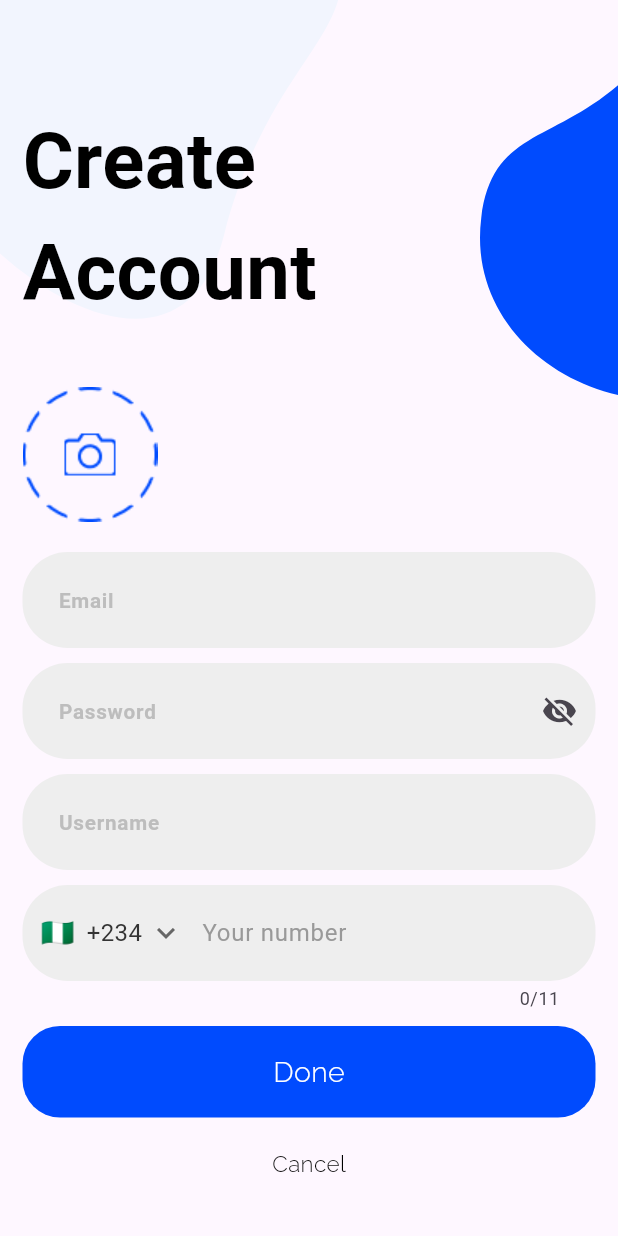
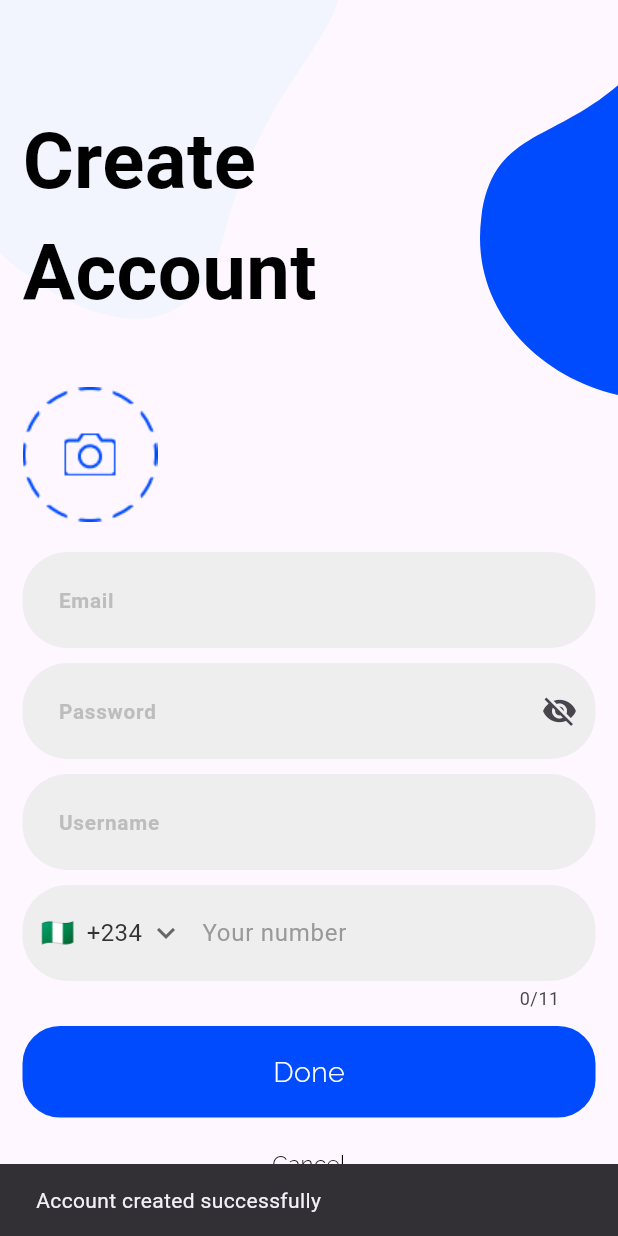
Before and after one commit to Osinmen/shope, a Flutter app: the screen it shows after launch, after a tap on "Done", on a phone screen of 412 x 824 dp. Run offline on Flutter 3.47's test engine with Material 3 defaults, Android fonts, the phone set to English and light mode, and no system bars; drawn by our look-alikes of intl_phone_field; our stand-ins replace cloud_firestore, firebase_auth, firebase_core, firebase_storage, image_picker; accounts and stored records are empty; network calls fail.

Commit message:
solved the bug

```diff
--- a/lib/screens/auth/create_account.dart
+++ b/lib/screens/auth/create_account.dart
@@ -40,6 +40,7 @@ class _CreateAccountState extends State<CreateAccount> {
     emailController.dispose();
     passwordController.dispose();
     usernameController.dispose();
+    phoneNumberController.dispose();
   }
 
   @override
@@ -124,12 +125,30 @@ class _CreateAccountState extends State<CreateAccount> {
                       10.height,
                       ConfirmationButton(
                         onPressed: () async {
-                          if (!context.mounted) return;
-                          await _auth.createUserwithEmailandPassword(
-                            emailController.text.trim(),
-                            passwordController.text.trim(),
+                          try {
+                            await _auth.createUserwithEmailandPassword(
+                              emailController.text.trim(),
+                              passwordController.text.trim(),
+                            );
+                            if (!context.mounted) return;
+                            ScaffoldMessenger.of(context).showSnackBar(
+                              const SnackBar(
+                                content: Text("Account created successfully"),
+                              ),
+                            );
+                          } catch (e) {
+                            ScaffoldMessenger.of(context).showSnackBar(
+                              SnackBar(
+                                backgroundColor: Colors.red,
+                                content: Text("Error: $e"),
+                              ),
+                            );
+                          }
+                         await  _user.getUserDetails(
+                            usernameController.text.trim(),
+                            phoneNumberController.text.trim(),
+
                           );
-
                         },
                         text: "Done",
                       ),
@@ -137,7 +156,7 @@ class _CreateAccountState extends State<CreateAccount> {
                       Center(
                         child: GestureDetector(
                           onTap: () {
-                            //implement todo functionality
+                            //implement todo
                           },
                           child: Text(
                             "Cancel",
--- a/lib/screens/auth/login.dart
+++ b/lib/screens/auth/login.dart
@@ -58,7 +58,9 @@ class _LoginState extends State<Login> {
                     10.height,
                     EmailandPasswordTextfield(controller: emailController),
                     20.height,
-                    ConfirmationButton(onPressed: () {}, text: "Next"),
+                    ConfirmationButton(onPressed: () async{
+
+                    }, text: "Next"),
                     10.height,
                     Align(
                       alignment: Alignment.center,
--- a/lib/services/firebase_services/auth_service.dart
+++ b/lib/services/firebase_services/auth_service.dart
@@ -5,14 +5,19 @@ class AuthService {
   //create account logic
 
   Future<void> createUserwithEmailandPassword(
-    String email,
-    String password,
-  ) async {
+    String email, String password,) async {
     try {
-      final UserCredential = await FirebaseAuth.instance
-          .createUserWithEmailAndPassword(email: email, password: password);
+      await FirebaseAuth.instance.createUserWithEmailAndPassword(
+        email: email,
+        password: password,
+      );
+      print("firebase c all completed");
     } on FirebaseAuthException catch (e) {
-      print("this is not working ${e.message}");
+      if (e.code == "weak-password") {
+        print("password is too weak ");
+      } else if (e.code == "invalid-email") {
+        print("email is invalid");
+      }
     }
   }
 
@@ -22,12 +27,12 @@ class AuthService {
     String email,
     String password,
   ) async {
-   try {
-     final userCredential = await FirebaseAuth.instance
-        .signInWithEmailAndPassword(email: email, password: password);
-   } on FirebaseAuthException catch(e) {
-    print(e.message);
-   }
+    try {
+      final userCredential = await FirebaseAuth.instance
+          .signInWithEmailAndPassword(email: email, password: password);
+    } on FirebaseAuthException catch (e) {
+      print(e.message);
+    }
   }
 
   //log out logic
@@ -38,5 +43,4 @@ class AuthService {
       print("$e");
     }
   }
-
 }
--- a/lib/services/firebase_services/user_service.dart
+++ b/lib/services/firebase_services/user_service.dart
@@ -1,35 +1,31 @@
-
+import 'dart:io';
+import 'package:firebase_auth/firebase_auth.dart';
+import 'package:cloud_firestore/cloud_firestore.dart';
 import 'package:firebase_storage/firebase_storage.dart';
 import 'package:flutter/material.dart';
-import 'package:firebase_auth/firebase_auth.dart';
-import 'package:cloud_firestore/cloud_firestore.dart';
-import 'dart:io';
-
-
 
 class UserService {
-
-  Future<void> getUserDetails(String username, String phoneNumber, File userProfileImage)async {
+  Future<void> getUserDetails(
+      String username, String phoneNumber) async {
     final user = FirebaseAuth.instance.currentUser;
 
     try {
-    if(user == null) throw Exception("user cannot be empty");
-      final userid = user.uid;
-    final imageRef = FirebaseStorage.instance.ref("images").child(userid).child("${DateTime.now().millisecondsSinceEpoch}");
-    final imageUpload  = imageRef.putFile(userProfileImage);
-    final snapshot = await imageUpload;
-    final imageUrl = snapshot.ref.getDownloadURL();
+      if (user == null) throw Exception("User cannot be null");
 
-    await FirebaseFirestore.instance.collection("user_details").add( {
-      "username" : username,
-      "userId" : FirebaseAuth.instance.currentUser?.uid,
-      "phone_number" : phoneNumber,
-      "imageUrl" : imageUrl
+      final userId = user.uid;
+
+
+      // Save user details to Firestore
+      await FirebaseFirestore.instance.collection("user_details").doc(userId).set({
+        "username": username,
+        "userId": userId,
+        "phone_number": phoneNumber,
+        "createdAt": FieldValue.serverTimestamp(),
       });
+
+      debugPrint("User details uploaded successfully!");
     } catch (e) {
-    debugPrint("error: $e");
+      debugPrint("❌ Error uploading user details: $e");
     }
-
   }
-
 }
--- a/lib/widgets/buttons/confirmation_button.dart
+++ b/lib/widgets/buttons/confirmation_button.dart
@@ -4,7 +4,7 @@ import 'package:shope/core/constants/app_text_style.dart';
 
 class ConfirmationButton extends StatelessWidget {
   final String text;
-  final VoidCallback onPressed;
+final VoidCallback onPressed;
   const ConfirmationButton({super.key, required this.onPressed, required this.text});
 
   @override
--- a/lib/widgets/cutom_text_field/emailandpassword_textfield.dart
+++ b/lib/widgets/cutom_text_field/emailandpassword_textfield.dart
@@ -3,7 +3,7 @@ import 'package:flutter/material.dart';
 class EmailandPasswordTextfield extends StatefulWidget {
   TextEditingController controller = TextEditingController();
   bool isPassword;
-  EmailandPasswordTextfield({super.key, required controller, this.isPassword = false, });
+  EmailandPasswordTextfield({super.key, required this.controller, this.isPassword = false,});
 
   @override
   State<EmailandPasswordTextfield> createState() => _EmailTextfieldState();
--- a/lib/widgets/cutom_text_field/username_textfield.dart
+++ b/lib/widgets/cutom_text_field/username_textfield.dart
@@ -3,7 +3,7 @@ import 'package:flutter/material.dart';
 class UsernameTextfield extends StatefulWidget {
   TextEditingController controller = TextEditingController();
 
-  UsernameTextfield({super.key, required controller});
+  UsernameTextfield({super.key, required this.controller});
 
   @override
   State<UsernameTextfield> createState() => _EmailTextfieldState();
```
Also changed, not shown: lib/home_screen.dart (+32 -0 lines), 1 other file. Lines whose indentation alone changed are shown as unchanged.
